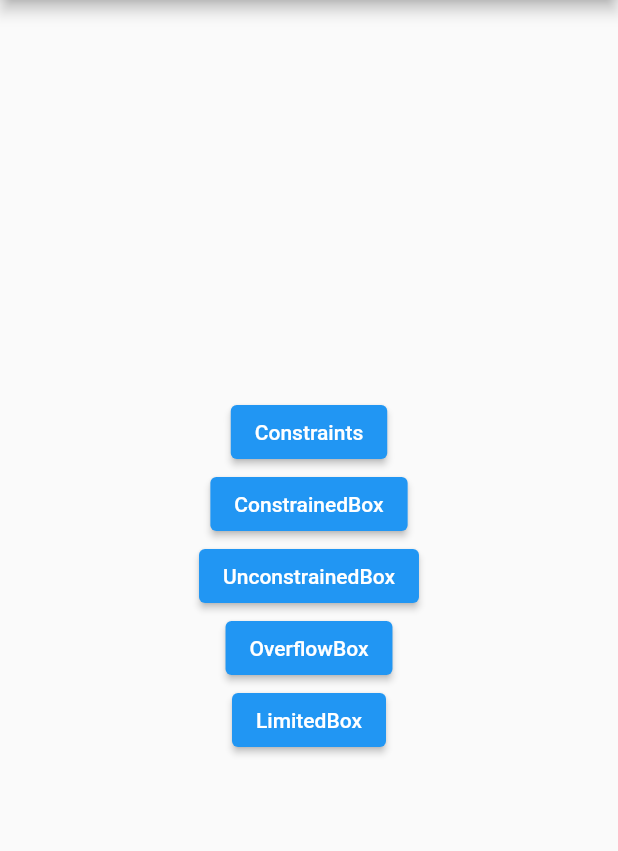
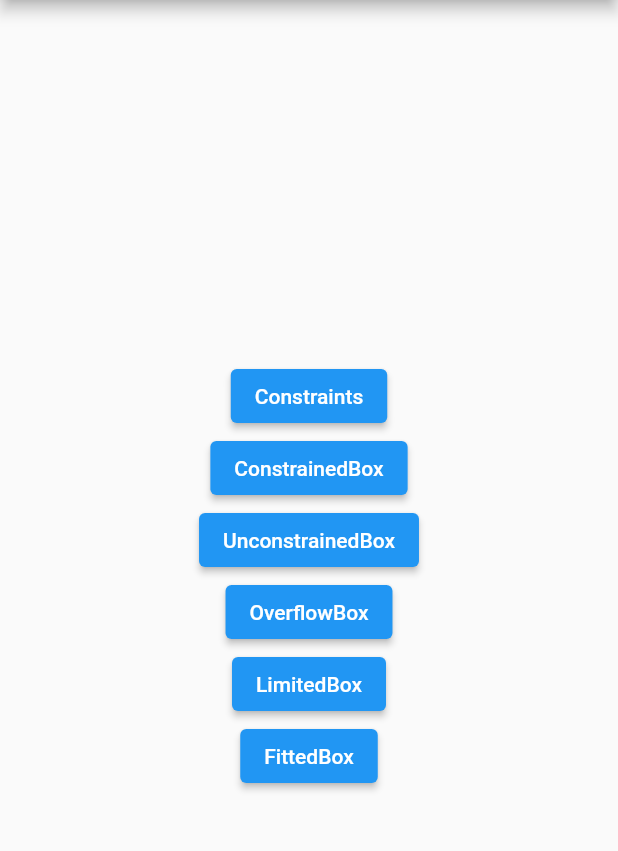
Before and after one commit to rodrigofelipejr/Flutter-Responsive, a Flutter app: the Advanced screen opened directly, on a phone screen of 412 x 824 dp, the part 84-935 px from its top. Run offline on Flutter 3.47's test engine with Material 2 defaults, Android fonts, the phone set to English and light mode, and no system bars; our stand-ins replace device_preview.

Commit message:
Constraints na Prática - Parte 3 e 4

```diff
--- a/flutter_app/lib/modules/advanced/advanced.dart
+++ b/flutter_app/lib/modules/advanced/advanced.dart
@@ -1,6 +1,7 @@
 import 'package:flutter/material.dart';
 import 'package:flutter_app/modules/advanced/pages/constrainedbox_wdiget.dart';
 import 'package:flutter_app/modules/advanced/pages/constraints_widget.dart';
+import 'package:flutter_app/modules/advanced/pages/fittedbox_widget.dart';
 import 'package:flutter_app/modules/advanced/pages/limitedbox_widget.dart';
 import 'package:flutter_app/modules/advanced/pages/overflowbox_widget.dart';
 import 'package:flutter_app/modules/advanced/pages/unconstrainedbox_widget.dart';
@@ -38,6 +39,10 @@ class Advanced extends StatelessWidget {
                 label: "LimitedBox",
                 widget: LimitedBoxWidget(),
               ),
+              ElevatedButtonWidget(
+                label: "FittedBox",
+                widget: FittedBoxWidget(),
+              ),
             ],
           ),
         ),
--- a/flutter_app/lib/modules/basic/basic.dart
+++ b/flutter_app/lib/modules/basic/basic.dart
@@ -78,6 +78,5 @@ class Basic extends StatelessWidget {
         ),
       ),
     );
-    ;
   }
 }
```
Also changed, not shown: flutter_app/lib/modules/advanced/pages/fittedbox_widget.dart (added, +13 -0 lines), 1 other file.
